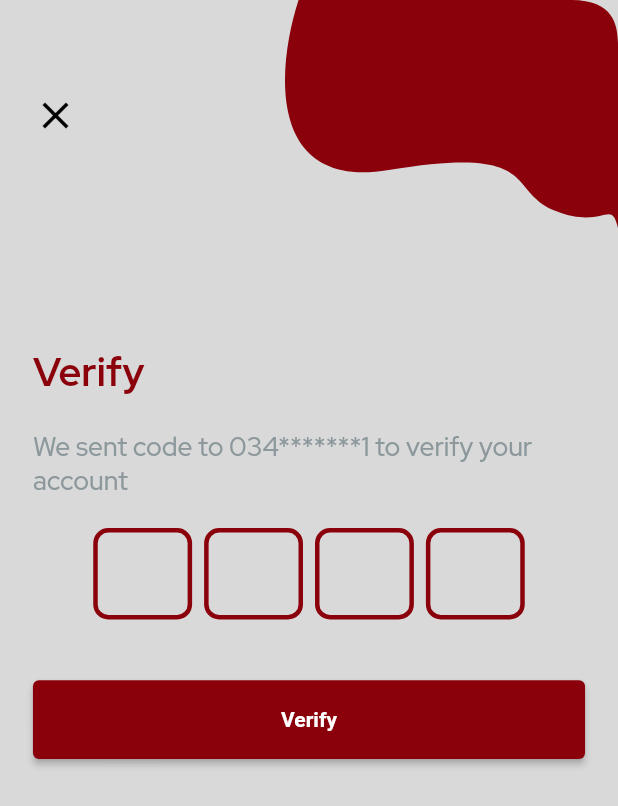
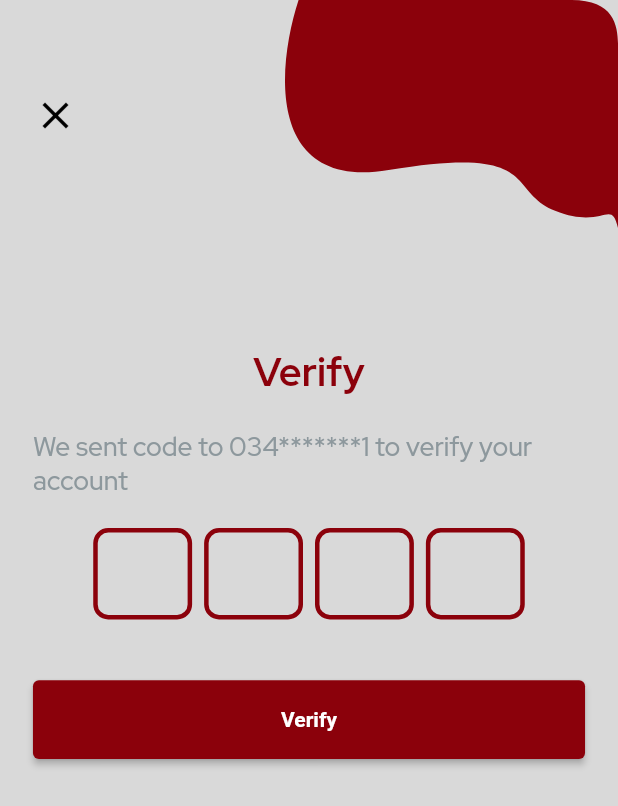
Before and after one commit to cwfaizan/nsdd, a Flutter app: the OtpPage screen opened by its route, on a phone screen of 412 x 824 dp. Shown: the top 806 px of the screen. Run offline on Flutter 3.47's test engine with Material 2 defaults, Android fonts, the phone set to English and light mode, and no system bars; drawn by our look-alikes of pinput; our stand-ins replace connectivity, dio, flutter_screenutil, flutter_svg, google_fonts, logger and 1 more; accounts and stored records are empty.

Commit message:
pinput title fixed

```diff
--- a/lib/pages/otp_page.dart
+++ b/lib/pages/otp_page.dart
@@ -91,9 +91,11 @@ class OtpPage extends StatelessWidget {
                 child: Column(
                   crossAxisAlignment: CrossAxisAlignment.start,
                   children: [
-                    Text(
-                      'Verify',
-                      style: Theme.of(context).textTheme.headline3,
+                    Center(
+                      child: Text(
+                        'Verify',
+                        style: Theme.of(context).textTheme.headline3,
+                      ),
                     ),
                     kPageItemSpacing,
                     Text(
```
